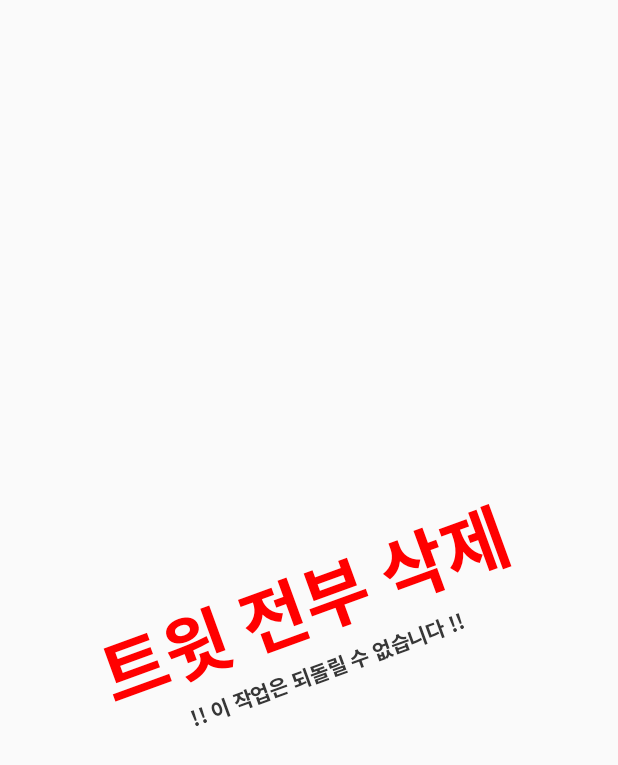
After one commit to SasarinoMARi/Tweeper, an Android app: the HetzerActivity screen opened directly, with no data from a screen before it, on a phone screen of 412 x 824 dp. The commit adds this screen. Shown: the top 765 px of the screen. Run offline under Robolectric (Android 15) with nearby library versions, the phone set to English and light mode, and no system bars.

Commit message:
트윗 청소기 헷저 초기화

```diff
--- a/app/src/main/AndroidManifest.xml
+++ b/app/src/main/AndroidManifest.xml
@@ -11,6 +11,8 @@
             android:roundIcon="@mipmap/ic_launcher_round"
             android:supportsRtl="true"
             android:theme="@style/AppTheme">
+        <activity android:name=".hetzer.HetzerActivity">
+        </activity>
         <activity android:name=".AuthenticationActivity">
         </activity>
         <activity android:name=".MainActivity">
@@ -20,7 +22,6 @@
                 <category android:name="android.intent.category.LAUNCHER"/>
             </intent-filter>
         </activity>
-
     </application>
 
 </manifest>
--- /dev/null
+++ b/app/src/main/java/com/sasarinomari/tweetcleaner/hetzer/HetzerInterface.kt
@@ -0,0 +1,11 @@
+package com.sasarinomari.tweetcleaner.hetzer
+
+import twitter4j.Status
+
+interface HetzerInterface {
+    fun excludeMyFavorite(status: Status): Boolean
+    fun excludeRetweetCount(status: Status): Boolean
+    fun excludeFavoriteCount(status: Status): Boolean
+    fun excludeMinimunCount(status: Status): Boolean
+    fun excludeMinimunTick(status: Status): Boolean
+}
--- /dev/null
+++ b/app/src/main/res/drawable/fontbutton_red.xml
@@ -0,0 +1,5 @@
+<?xml version="1.0" encoding="utf-8"?>
+<selector xmlns:android="http://schemas.android.com/apk/res/android">
+    <item android:color="#ff6666" android:state_pressed="true" />
+    <item android:color="#ff0000" />
+</selector>
--- /dev/null
+++ b/app/src/main/res/layout/activity_hetzer.xml
@@ -0,0 +1,48 @@
+<?xml version="1.0" encoding="utf-8"?>
+<androidx.constraintlayout.widget.ConstraintLayout xmlns:android="http://schemas.android.com/apk/res/android"
+    xmlns:app="http://schemas.android.com/apk/res-auto"
+    xmlns:tools="http://schemas.android.com/tools"
+    android:layout_width="match_parent"
+    android:layout_height="match_parent"
+    tools:context=".hetzer.HetzerActivity">
+
+    <LinearLayout
+        android:id="@+id/layout_button"
+        android:layout_width="wrap_content"
+        android:layout_height="wrap_content"
+        android:gravity="center_horizontal"
+        android:orientation="vertical"
+        android:rotation="-20"
+        app:layout_constraintBottom_toBottomOf="parent"
+        app:layout_constraintLeft_toLeftOf="parent"
+        app:layout_constraintRight_toRightOf="parent"
+        app:layout_constraintTop_toTopOf="parent">
+
+        <TextView
+            android:id="@+id/text_delete"
+            style="@style/TextBaseBold"
+            android:layout_width="wrap_content"
+            android:layout_height="wrap_content"
+            android:text="트윗 전부 삭제"
+            android:textColor="@drawable/fontbutton_red"
+            android:textSize="48sp" />
+
+        <TextView
+            style="@style/TextBaseBold"
+            android:layout_width="wrap_content"
+            android:layout_height="wrap_content"
+            android:text="!! 이 작업은 되돌릴 수 없습니다 !!" />
+
+    </LinearLayout>
+
+    <EditText
+        android:id="@+id/text_output"
+        android:layout_width="match_parent"
+        android:layout_height="wrap_content"
+        android:background="@null"
+        android:enabled="false"
+        android:fontFamily="@font/noto_sans_light"
+        android:textSize="9sp"
+        app:layout_constraintTop_toTopOf="parent" />
+
+</androidx.constraintlayout.widget.ConstraintLayout>
--- a/app/src/main/res/layout/activity_main.xml
+++ b/app/src/main/res/layout/activity_main.xml
@@ -25,5 +25,10 @@
                 android:text="Tweet"/>
 
     </LinearLayout>
+    <Button
+            android:id="@+id/button_tl"
+            android:layout_width="wrap_content"
+            android:layout_height="wrap_content"
+            android:text="타임라인 취득"/>
 
 </LinearLayout>
--- a/app/src/main/res/values/styles.xml
+++ b/app/src/main/res/values/styles.xml
@@ -1,11 +1,15 @@
 <resources>
 
-    <!-- Base application theme. -->
-    <style name="AppTheme" parent="Theme.AppCompat.Light.DarkActionBar">
-        <!-- Customize your theme here. -->
-        <item name="colorPrimary">@color/colorPrimary</item>
-        <item name="colorPrimaryDark">@color/colorPrimaryDark</item>
-        <item name="colorAccent">@color/colorAccent</item>
+    <style name="AppTheme" parent="Theme.AppCompat.Light.NoActionBar">
+        <item name="colorPrimary">@android:color/transparent</item>
+    </style>
+
+    <style name="TextBase">
+        <item name="android:fontFamily">@font/noto_sans_regular</item>
+        <item name="android:textColor">#373737</item>
+    </style>
+    <style name="TextBaseBold" parent="TextBase">
+        <item name="android:fontFamily">@font/noto_sans_bold</item>
     </style>
 
 </resources>
```
Also changed, not shown: app/src/main/java/com/sasarinomari/tweetcleaner/AuthenticationActivity.kt (+5 -2 lines), app/src/main/java/com/sasarinomari/tweetcleaner/MainActivity.kt (+7 -11 lines), app/src/main/java/com/sasarinomari/tweetcleaner/hetzer/HetzerActivity.kt (added, +105 -0 lines), app/src/main/res/font/noto_sans_bold.otf (added), app/src/main/res/font/noto_sans_light.otf (added), app/src/main/res/font/noto_sans_regular.otf (added).
